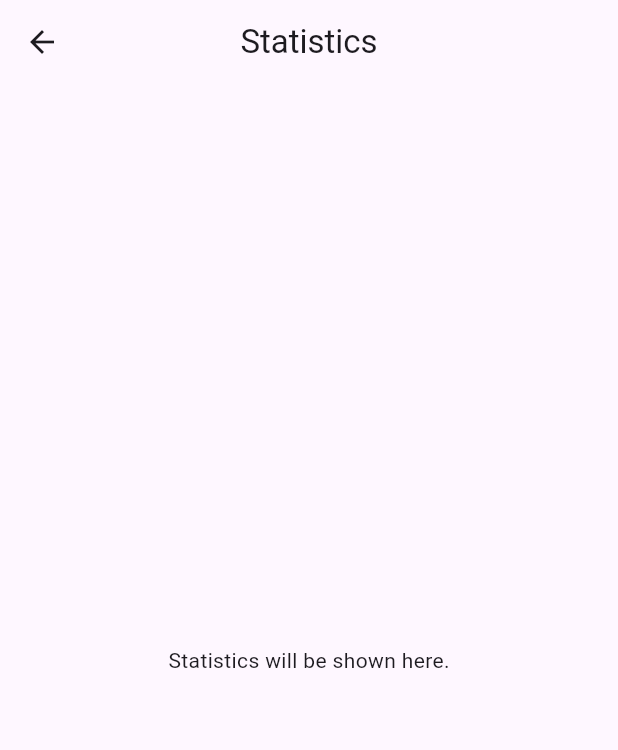
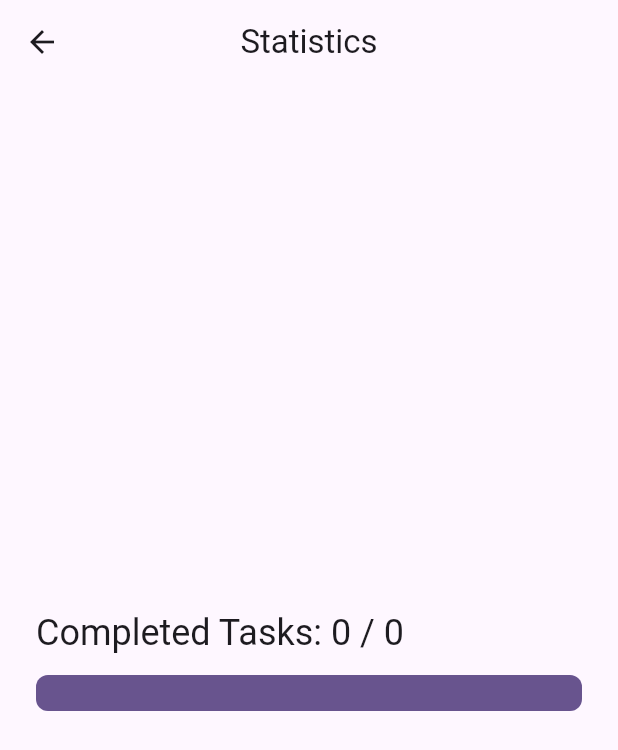
Before and after one commit to juanpipereira/clear_tasks, a Flutter app: the TodoStatisticsScreen screen opened directly, on a phone screen of 412 x 824 dp. Shown: the top 750 px of the screen. Run offline on Flutter 3.47's test engine with Material 3 defaults, Android fonts, the phone set to English and light mode, and no system bars; our stand-ins replace flutter_riverpod, google_generative_ai, hive, hive_flutter, riverpod_annotation; accounts and stored records are empty; generated files the repository leaves out were written again.

Commit message:
Add statistics screen initial widgets

```diff
--- a/lib/features/todos/presentation/screen/todo_statistics_screen.dart
+++ b/lib/features/todos/presentation/screen/todo_statistics_screen.dart
@@ -1,15 +1,38 @@
 import 'package:clear_tasks/core/presentation/widgets/adaptive_scaffold.dart';
+import 'package:clear_tasks/features/todos/presentation/provider/todo_statistics_provider.dart';
+import 'package:clear_tasks/features/todos/presentation/widget/todo_statistics_bar.dart';
 import 'package:flutter/material.dart';
+import 'package:flutter_riverpod/flutter_riverpod.dart';
 
-class TodoStatisticsScreen extends StatelessWidget {
+class TodoStatisticsScreen extends ConsumerWidget {
   const TodoStatisticsScreen({super.key});
 
   @override
-  Widget build(BuildContext context) {
-    return const AdaptiveScaffold(
+  Widget build(BuildContext context, WidgetRef ref) {
+    final statistics = ref.watch(todoStatisticsNotifierProvider);
+    return AdaptiveScaffold(
       title: 'Statistics',
-      body: Center(
-        child: Text('Statistics will be shown here.'),
+      body: statistics.when(
+        data: (statistics) {
+          return Center(
+            child: Padding(
+              padding: const EdgeInsets.all(24.0),
+              child: Column(
+                mainAxisSize: MainAxisSize.min,
+                children: [
+                  TodoStatisticsBar(
+                    value: statistics.completedProgress,
+                    title:
+                        'Completed Tasks: ${statistics.completedTodos} / ${statistics.totalTodos}',
+                  ),
+                ],
+              ),
+            ),
+          );
+        },
+        loading: () =>
+            const Center(child: CircularProgressIndicator.adaptive()),
+        error: (error, stackTrace) => Center(child: Text('Error: $error')),
       ),
     );
   }
--- /dev/null
+++ b/lib/features/todos/presentation/widget/todo_statistics_bar.dart
@@ -0,0 +1,32 @@
+import 'package:flutter/material.dart';
+
+class TodoStatisticsBar extends StatelessWidget {
+  const TodoStatisticsBar({
+    super.key,
+    required this.value,
+    required this.title,
+  });
+
+  final double value;
+  final String title;
+
+  @override
+  Widget build(BuildContext context) {
+    return Column(
+      mainAxisSize: MainAxisSize.min,
+      crossAxisAlignment: CrossAxisAlignment.start,
+      children: [
+        Text(
+          title,
+          style: Theme.of(context).textTheme.headlineSmall,
+        ),
+        const SizedBox(height: 12),
+        LinearProgressIndicator(
+          borderRadius: BorderRadius.circular(8),
+          minHeight: 24,
+          value: value,
+        ),
+      ],
+    );
+  }
+}
```
Also changed, not shown: lib/features/todos/domain/model/todo_statistics.dart (added, +21 -0 lines), lib/features/todos/presentation/provider/todo_statistics_provider.dart (added, +35 -0 lines), lib/features/prompts/presentation/provider/prompts_provider.g.dart, lib/features/todos/presentation/provider/todo_statistics_provider.g.dart (added).
